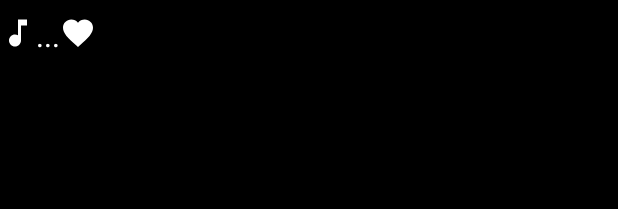
After one commit to santiago-iturriaga/te_cantamos, an Android app: the layout activity_lista_canciones_row.xml on its own in the app's theme, with its tools: preview values and no code run, on a phone screen of 412 x 824 dp. The commit adds this screen. Shown: the top 209 px of the screen. Run offline under Robolectric (Android 15) with nearby library versions, the phone set to English and light mode, and no system bars.

Commit message:
agregado de lista de canciones

```diff
--- /dev/null
+++ b/app/src/main/res/drawable/ic_cancion.xml
@@ -0,0 +1,5 @@
+<vector android:height="24dp" android:tint="#FFFFFF"
+    android:viewportHeight="24" android:viewportWidth="24"
+    android:width="24dp" xmlns:android="http://schemas.android.com/apk/res/android">
+    <path android:fillColor="@android:color/white" android:pathData="M12,3v10.55c-0.59,-0.34 -1.27,-0.55 -2,-0.55 -2.21,0 -4,1.79 -4,4s1.79,4 4,4 4,-1.79 4,-4V7h4V3h-6z"/>
+</vector>
--- /dev/null
+++ b/app/src/main/res/drawable/ic_cancion_favorita.xml
@@ -0,0 +1,5 @@
+<vector android:height="24dp" android:tint="#FFFFFF"
+    android:viewportHeight="24" android:viewportWidth="24"
+    android:width="24dp" xmlns:android="http://schemas.android.com/apk/res/android">
+    <path android:fillColor="@android:color/white" android:pathData="M12,21.35l-1.45,-1.32C5.4,15.36 2,12.28 2,8.5 2,5.42 4.42,3 7.5,3c1.74,0 3.41,0.81 4.5,2.09C13.09,3.81 14.76,3 16.5,3 19.58,3 22,5.42 22,8.5c0,3.78 -3.4,6.86 -8.55,11.54L12,21.35z"/>
+</vector>
--- /dev/null
+++ b/app/src/main/res/layout/activity_lista_canciones_row.xml
@@ -0,0 +1,30 @@
+<?xml version="1.0" encoding="utf-8"?>
+<RelativeLayout xmlns:android="http://schemas.android.com/apk/res/android"
+    xmlns:tools="http://schemas.android.com/tools"
+    android:id="@+id/listaCancionesRow"
+    android:layout_width="match_parent"
+    android:layout_height="wrap_content"
+    android:paddingTop="10dp"
+    android:paddingBottom="10dp">
+
+    <ImageView
+        android:id="@+id/listaCancionesRowIcono"
+        android:layout_width="wrap_content"
+        android:layout_height="wrap_content"
+        android:src="@drawable/ic_cancion" />
+
+    <TextView
+        android:id="@+id/listaCancionesRowTitulo"
+        android:layout_width="wrap_content"
+        android:layout_height="wrap_content"
+        android:text="..."
+        android:textSize="20dp"
+        android:layout_toRightOf="@id/listaCancionesRowIcono"/>
+
+    <ImageView
+        android:id="@+id/listaCancionesRowFavorita"
+        android:layout_width="wrap_content"
+        android:layout_height="wrap_content"
+        android:src="@drawable/ic_cancion_favorita"
+        android:layout_toRightOf="@id/listaCancionesRowTitulo"/>
+</RelativeLayout>
```
Also changed, not shown: app/src/main/java/edu/neurodesarrollomusical/ListaCancionesActivity.java (+20 -1 lines), app/src/main/java/edu/neurodesarrollomusical/ListaCancionesAdapter.java (added, +48 -0 lines), app/src/main/res/layout/activity_lista_canciones.xml (+7 -6 lines).
